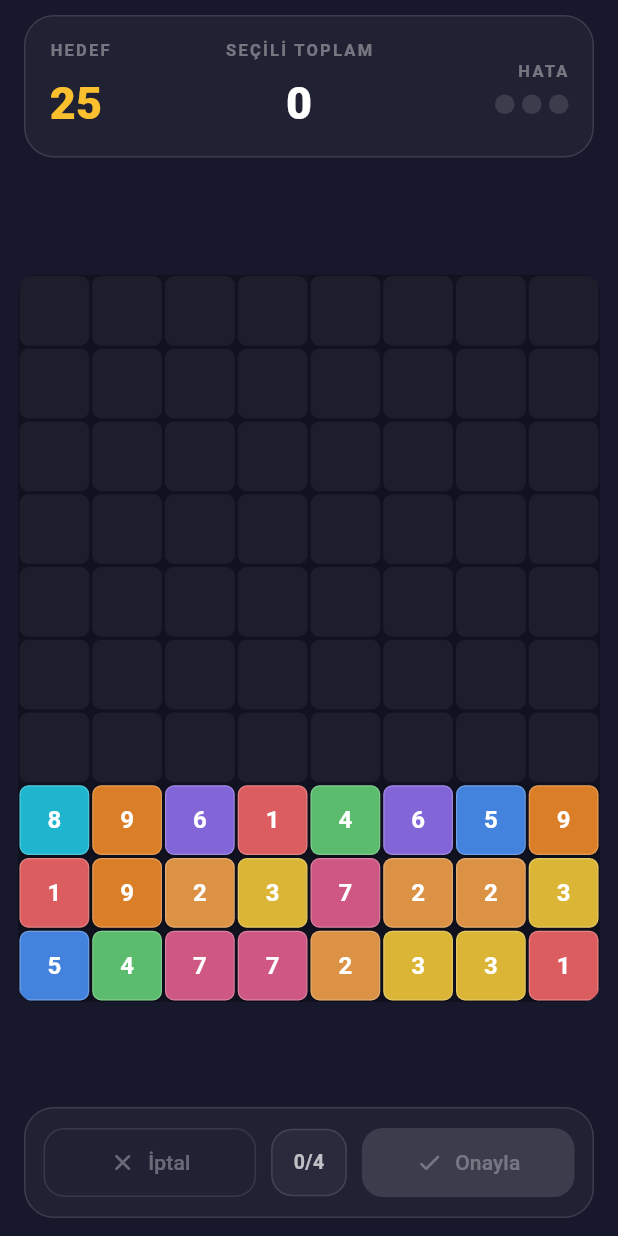
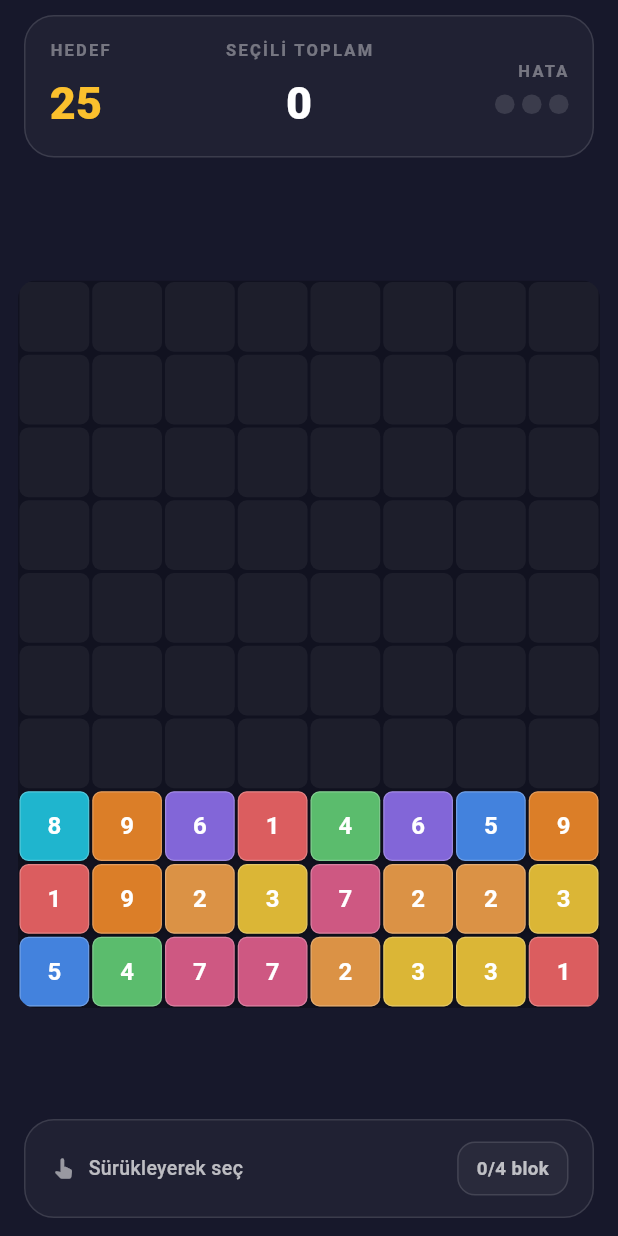
Before and after one commit to derya003/stratejik-sayi-oyunu, a Flutter app: the GameScreen screen opened directly, on a phone screen of 412 x 824 dp. Run offline on Flutter 3.47's test engine with Material 3 defaults, Android fonts, the phone set to English and light mode, and no system bars.

Commit message:
feat: sürükleyerek blok seçme özelliği eklendi, onay/iptal kaldırıldı

```diff
--- a/lib/screens/game_screen.dart
+++ b/lib/screens/game_screen.dart
@@ -121,7 +121,7 @@ class _GameScreenState extends State<GameScreen> {
               ),
             ),
             const SizedBox(height: 10),
-            _buildBottomBar(game),
+            _buildBottomInfo(game),
             const SizedBox(height: 12),
           ],
         ),
@@ -227,7 +227,7 @@ class _GameScreenState extends State<GameScreen> {
     final isSuccess = game.message!.contains('Doğru');
 
     return AnimatedContainer(
-      duration: const Duration(milliseconds: 300),
+      duration: const Duration(milliseconds: 250),
       margin: const EdgeInsets.symmetric(horizontal: 16),
       padding: const EdgeInsets.symmetric(horizontal: 14, vertical: 10),
       decoration: BoxDecoration(
@@ -267,73 +267,49 @@ class _GameScreenState extends State<GameScreen> {
     );
   }
 
-  Widget _buildBottomBar(GameService game) {
+  Widget _buildBottomInfo(GameService game) {
     return Container(
       margin: const EdgeInsets.symmetric(horizontal: 16),
-      padding: const EdgeInsets.all(12),
+      padding: const EdgeInsets.symmetric(horizontal: 16, vertical: 14),
       decoration: BoxDecoration(
         color: Colors.white.withOpacity(0.04),
         borderRadius: BorderRadius.circular(20),
         border: Border.all(color: Colors.white12),
       ),
       child: Row(
+        mainAxisAlignment: MainAxisAlignment.spaceBetween,
         children: [
-          Expanded(
-            child: OutlinedButton.icon(
-              onPressed: game.selectedPositions.isEmpty
-                  ? null
-                  : game.cancelSelection,
-              icon: const Icon(Icons.close_rounded, size: 18),
-              label: const Text('İptal'),
-              style: OutlinedButton.styleFrom(
-                foregroundColor: const Color(0xFFE57373),
-                side: BorderSide(
-                  color: game.selectedPositions.isEmpty
-                      ? Colors.white10
-                      : const Color(0xFFE57373).withOpacity(0.45),
-                ),
-                padding: const EdgeInsets.symmetric(vertical: 13),
-                shape: RoundedRectangleBorder(
-                  borderRadius: BorderRadius.circular(14),
+          const Row(
+            children: [
+              Icon(
+                Icons.pan_tool_alt_rounded,
+                color: Colors.white54,
+                size: 18,
+              ),
+              SizedBox(width: 8),
+              Text(
+                'Sürükleyerek seç',
+                style: TextStyle(
+                  color: Colors.white70,
+                  fontSize: 13,
+                  fontWeight: FontWeight.w500,
                 ),
               ),
-            ),
+            ],
           ),
-          const SizedBox(width: 10),
           Container(
-            padding: const EdgeInsets.symmetric(horizontal: 14, vertical: 12),
+            padding: const EdgeInsets.symmetric(horizontal: 12, vertical: 8),
             decoration: BoxDecoration(
               color: Colors.white.withOpacity(0.04),
-              borderRadius: BorderRadius.circular(14),
+              borderRadius: BorderRadius.circular(12),
               border: Border.all(color: Colors.white12),
             ),
             child: Text(
-              '${game.selectedPositions.length}/4',
+              '${game.selectedPositions.length}/4 blok',
               style: const TextStyle(
                 color: Colors.white70,
-                fontSize: 13,
+                fontSize: 12.5,
                 fontWeight: FontWeight.w600,
-              ),
-            ),
-          ),
-          const SizedBox(width: 10),
-          Expanded(
-            child: ElevatedButton.icon(
-              onPressed: game.selectedPositions.length >= 2
-                  ? game.confirmSelection
-                  : null,
-              icon: const Icon(Icons.check_rounded, size: 18),
-              label: const Text('Onayla'),
-              style: ElevatedButton.styleFrom(
-                backgroundColor: const Color(0xFF43A047),
-                foregroundColor: Colors.white,
-                disabledBackgroundColor: Colors.white12,
-                disabledForegroundColor: Colors.white30,
-                elevation: 0,
-                padding: const EdgeInsets.symmetric(vertical: 13),
-                shape: RoundedRectangleBorder(
-                  borderRadius: BorderRadius.circular(14),
-                ),
               ),
             ),
           ),
```
Also changed, not shown: lib/services/game_service.dart (+125 -74 lines), lib/widgets/game_board.dart (+59 -7 lines), 6 other files.
